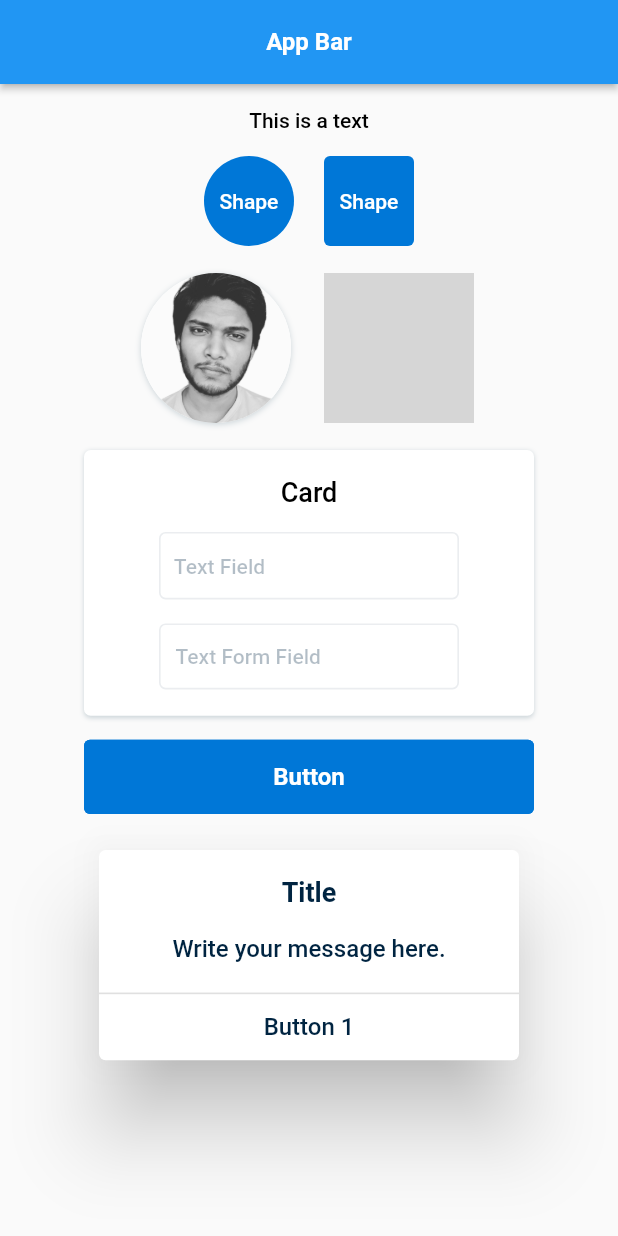
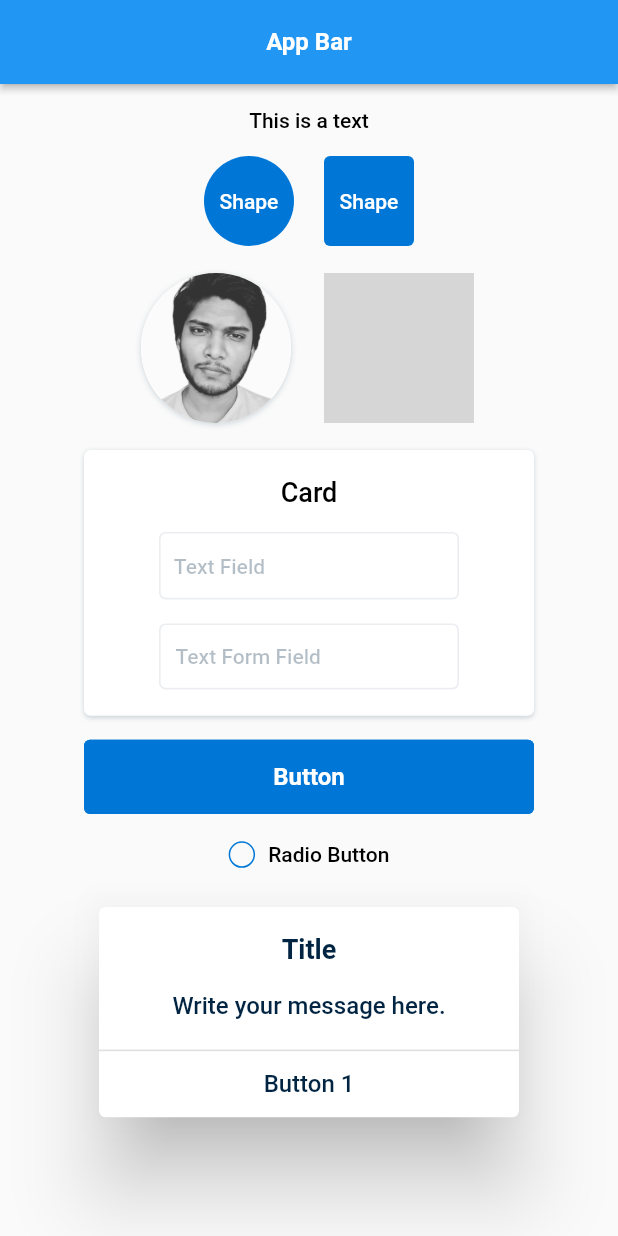
Before and after one commit to shajedulislam/pro_widgets, a Flutter app: the screen it shows after launch, on a phone screen of 412 x 824 dp. Run offline on Flutter 3.47's test engine with Material 2 defaults, Android fonts, the phone set to English and light mode, and no system bars; our stand-ins replace flutter_svg; network calls fail; grey boxes are pictures that could not be loaded.

Commit message:
ProRadioButton added

````diff
--- a/example/lib/main.dart
+++ b/example/lib/main.dart
@@ -133,6 +133,8 @@ class UdWidgetsDemo extends StatelessWidget {
                   );
                 },
               ),
+              const ProGap(y: 16),
+              const ProRadioButton(),
               const ProAlertClassic(title: "Title")
             ],
           ),
--- a/lib/pro_widgets.dart
+++ b/lib/pro_widgets.dart
@@ -4,6 +4,7 @@ export 'package:pro_widgets/widgets/scaffold.dart';
 export 'package:pro_widgets/widgets/buttons/basic_button.dart';
 export 'package:pro_widgets/widgets/buttons/text_button.dart';
 export 'package:pro_widgets/widgets/buttons/tapper.dart';
+export 'package:pro_widgets/widgets/buttons/radio.dart';
 export 'package:pro_widgets/widgets/bottom_sheet.dart';
 export 'package:pro_widgets/widgets/texts/text.dart';
 export 'package:pro_widgets/widgets/card.dart';
--- /dev/null
+++ b/lib/widgets/buttons/radio.dart
@@ -0,0 +1,171 @@
+import 'package:flutter/material.dart';
+import 'package:pro_widgets/colors.dart';
+import 'package:pro_widgets/pro_widgets.dart';
+import '../../responsiveness/responsive.dart';
+
+class ProRadioButton extends StatelessWidget {
+  final double? size;
+  final double? radioTitleGap;
+
+  /// It makes space inside when button is checked
+  final double? innerMargin;
+  final double? borderRadius;
+  final String? title;
+  final double? titleFontSize;
+  final Color? titleColor;
+  final FontWeight? titleWeight;
+  final MainAxisAlignment? mainAxisAlignment;
+  final bool? skipTraversal;
+
+  /// Pass a value to get it on tap and match for checking the radio button.
+  final dynamic value;
+
+  /// To check on the radio button pass true or false here.
+  final bool? checked;
+
+  /// Pass index number if you need it on tap using [ getIndex ] function
+  ///
+  /// The pupose of index number is to help you when there are for example multi-user based radio buttons and you need to know which one clicked. So, for this kind of index based situation you can use it if needed.
+  ///
+  /// Code Example :
+  /// ```dart
+  /// WidgetRadioButton(
+  ///   title: "Male",
+  ///   value: "male",
+  ///   index: 1,
+  ///   getIndex: (index) {
+  ///     print(index);
+  ///   },
+  ///   onTap: (value) {
+  ///     print(value);
+  ///   },
+  ///  )
+  /// ```
+  final int? index;
+
+  /// Called when the user taps on the radio button and it returns the index value you passed in the widget.
+  ///
+  /// The pupose of this function is to help you when there are for example multi-user based radio buttons and you need to know which one clicked. So, for this kind of index based situation you can use it if needed.
+  ///
+  /// Code Example :
+  /// ```dart
+  /// WidgetRadioButton(
+  ///   title: "Male",
+  ///   value: "male",
+  ///   index: 1,
+  ///   getIndex: (index) {
+  ///     print(index);
+  ///   },
+  ///   onTap: (value) {
+  ///     print(value);
+  ///   },
+  ///  )
+  /// ```
+  final ValueChanged<int?>? getIndex;
+
+  /// Called when the user taps on the radio button and it returns the value you passed in the widget.
+  ///
+  /// Code Example :
+  /// ```dart
+  /// WidgetRadioButton(
+  ///   title: "Male",
+  ///   value: "male",
+  ///   index: 1,
+  ///   getIndex: (index) {
+  ///     print(index);
+  ///   },
+  ///   onTap: (value) {
+  ///     print(value);
+  ///   },
+  ///  )
+  /// ```
+  final ValueChanged<dynamic>? onTap;
+
+  /// You can modify this radio button passing values by your choice.
+  const ProRadioButton({
+    super.key,
+    this.size,
+    this.radioTitleGap,
+    this.innerMargin,
+    this.borderRadius,
+    this.title,
+    this.titleFontSize,
+    this.titleColor,
+    this.titleWeight,
+    this.mainAxisAlignment,
+    this.checked,
+    this.value,
+    this.index,
+    this.onTap,
+    this.getIndex,
+    this.skipTraversal,
+  });
+
+  @override
+  Widget build(BuildContext context) {
+    double design = doNotUseThisDesignValue(context: context);
+    return InkWell(
+      focusNode: FocusNode(skipTraversal: skipTraversal ?? true),
+      splashColor: Colors.transparent,
+      highlightColor: Colors.transparent,
+      focusColor: Colors.transparent,
+      onTap: () {
+        if (getIndex != null) {
+          getIndex!(index);
+        }
+        if (onTap != null) {
+          onTap!(value);
+        }
+      },
+      child: Container(
+        padding: EdgeInsets.symmetric(vertical: design * 2),
+        child: Row(
+          mainAxisAlignment: mainAxisAlignment ?? MainAxisAlignment.center,
+          children: <Widget>[
+            Container(
+              height: size ?? design * 16,
+              width: size ?? design * 16,
+              decoration: BoxDecoration(
+                border: Border.all(
+                  color: ProColors.blueDeep,
+                ),
+                borderRadius: BorderRadius.all(
+                  Radius.circular(
+                    borderRadius != null
+                        ? borderRadius!
+                        : size != null
+                            ? size! / 2
+                            : design * 8,
+                  ),
+                ),
+              ),
+              child: Container(
+                margin: EdgeInsets.all(innerMargin ?? design * 2),
+                decoration: BoxDecoration(
+                  color:
+                      checked == true ? ProColors.blueDeep : Colors.transparent,
+                  borderRadius: BorderRadius.all(
+                    Radius.circular(
+                      borderRadius != null
+                          ? borderRadius!
+                          : size != null
+                              ? size! / 2
+                              : design * 8,
+                    ),
+                  ),
+                ),
+              ),
+            ),
+            SizedBox(width: radioTitleGap ?? design * 8),
+            ProText(
+              text: title ?? "Radio Button",
+              fontSize: titleFontSize ?? 14,
+              fontWeight: titleWeight ?? FontWeight.w500,
+              color: titleColor ?? Colors.black,
+            )
+          ],
+        ),
+      ),
+    );
+  }
+}
--- a/pubspec.yaml
+++ b/pubspec.yaml
@@ -1,6 +1,6 @@
 name: pro_widgets
 description: Collection of simplified widgets that will make your application development easy and faster.
-version: 0.0.18
+version: 0.0.19
 homepage: https://github.com/shajedulislam/pro_widgets
 
 environment:
````
Also changed, not shown: example/pubspec.lock, 1 other file.
